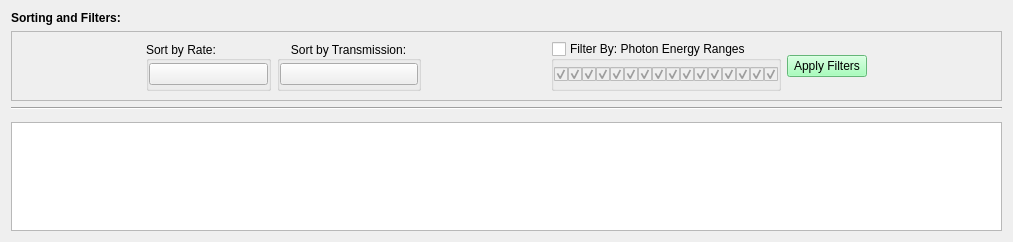
Qt form preemptive_requests.ui (pcdshub/pmps-ui) before a commit.
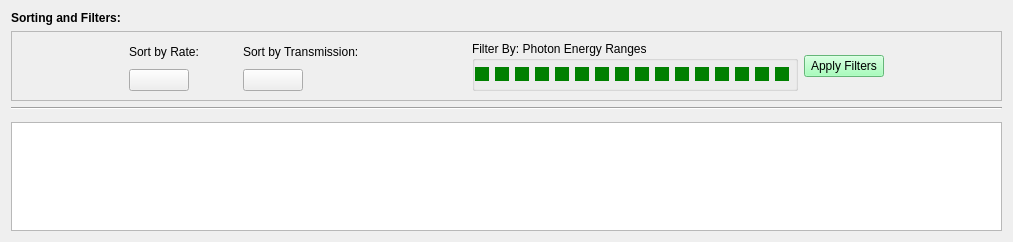
The same form after that commit. Custom widgets are drawn as their Qt base class.

Patch:
```diff
--- a/preemptive_requests.ui
+++ b/preemptive_requests.ui
@@ -41,8 +41,29 @@
      <property name="frameShadow">
       <enum>QFrame::Raised</enum>
      </property>
-     <layout class="QHBoxLayout" name="horizontalLayout_8" stretch="1,1,1,1,1,0,1">
+     <layout class="QHBoxLayout" name="horizontalLayout_8" stretch="0,0,0,0,0,0,0">
       <item>
+       <spacer name="horizontalSpacer">
+        <property name="orientation">
+         <enum>Qt::Horizontal</enum>
+        </property>
+        <property name="sizeHint" stdset="0">
+         <size>
+          <width>40</width>
+          <height>20</height>
+         </size>
+        </property>
+       </spacer>
+      </item>
+      <item>
+       <layout class="QGridLayout" name="gridLayout">
+        <property name="sizeConstraint">
+         <enum>QLayout::SetDefaultConstraint</enum>
+        </property>
+        <property name="leftMargin">
+         <number>0</number>
+        </property>
+        <item row="1" column="1">
        <spacer name="horizontalSpacer_2">
         <property name="orientation">
          <enum>Qt::Horizontal</enum>
@@ -55,37 +76,17 @@
         </property>
        </spacer>
       </item>
-      <item>
-       <widget class="QGroupBox" name="groupBox_2">
-        <property name="sizePolicy">
-         <sizepolicy hsizetype="Preferred" vsizetype="Preferred">
-          <horstretch>0</horstretch>
-          <verstretch>0</verstretch>
-         </sizepolicy>
-        </property>
-        <property name="title">
+        <item row="0" column="0" colspan="2">
+         <widget class="QLabel" name="label_2">
+          <property name="text">
          <string>Sort by Rate:</string>
         </property>
         <property name="alignment">
          <set>Qt::AlignLeading|Qt::AlignLeft|Qt::AlignVCenter</set>
         </property>
-        <layout class="QVBoxLayout" name="verticalLayout_3" stretch="0">
-         <property name="spacing">
-          <number>0</number>
-         </property>
-         <property name="leftMargin">
-          <number>0</number>
-         </property>
-         <property name="topMargin">
-          <number>0</number>
-         </property>
-         <property name="rightMargin">
-          <number>0</number>
-         </property>
-         <property name="bottomMargin">
-          <number>0</number>
-         </property>
-         <item>
+         </widget>
+        </item>
+        <item row="1" column="0">
           <widget class="QPushButton" name="sort_rate_button">
            <property name="sizePolicy">
             <sizepolicy hsizetype="Preferred" vsizetype="Fixed">
@@ -93,11 +94,19 @@
              <verstretch>0</verstretch>
             </sizepolicy>
            </property>
+          <property name="minimumSize">
+           <size>
+            <width>60</width>
+            <height>0</height>
+           </size>
+          </property>
            <property name="cursor">
             <cursorShape>ArrowCursor</cursorShape>
            </property>
            <property name="styleSheet">
-            <string notr="true"/>
+           <string notr="true">QPushButton:checked{	
+	background-color: rgb(239, 239, 239);
+}</string>
            </property>
            <property name="text">
             <string/>
@@ -117,45 +126,13 @@
           </widget>
          </item>
         </layout>
-       </widget>
       </item>
       <item>
-       <widget class="QGroupBox" name="groupBox">
-        <property name="sizePolicy">
-         <sizepolicy hsizetype="Minimum" vsizetype="Preferred">
-          <horstretch>0</horstretch>
-          <verstretch>0</verstretch>
-         </sizepolicy>
-        </property>
-        <property name="title">
-         <string>Sort by Transmission:</string>
-        </property>
-        <property name="alignment">
-         <set>Qt::AlignCenter</set>
-        </property>
-        <property name="checkable">
-         <bool>false</bool>
-        </property>
-        <property name="checked">
-         <bool>false</bool>
-        </property>
-        <layout class="QVBoxLayout" name="verticalLayout_4">
-         <property name="spacing">
-          <number>0</number>
-         </property>
+       <layout class="QGridLayout" name="gridLayout_2">
          <property name="leftMargin">
           <number>0</number>
          </property>
-         <property name="topMargin">
-          <number>0</number>
-         </property>
-         <property name="rightMargin">
-          <number>0</number>
-         </property>
-         <property name="bottomMargin">
-          <number>0</number>
-         </property>
-         <item>
+        <item row="1" column="0">
           <widget class="QPushButton" name="sort_transm_button">
            <property name="sizePolicy">
             <sizepolicy hsizetype="Preferred" vsizetype="Fixed">
@@ -163,6 +140,17 @@
              <verstretch>0</verstretch>
             </sizepolicy>
            </property>
+          <property name="minimumSize">
+           <size>
+            <width>60</width>
+            <height>0</height>
+           </size>
+          </property>
+          <property name="styleSheet">
+           <string notr="true">QPushButton:checked{	
+	background-color: rgb(239, 239, 239);
+}</string>
+          </property>
            <property name="text">
             <string/>
            </property>
@@ -174,11 +162,30 @@
            </property>
           </widget>
          </item>
-        </layout>
-       </widget>
+        <item row="0" column="0" colspan="2">
+         <widget class="QLabel" name="label_3">
+          <property name="text">
+           <string>Sort by Transmission:</string>
+          </property>
+         </widget>
+        </item>
+        <item row="1" column="1">
+         <spacer name="horizontalSpacer_4">
+          <property name="orientation">
+           <enum>Qt::Horizontal</enum>
+          </property>
+          <property name="sizeHint" stdset="0">
+           <size>
+            <width>40</width>
+            <height>20</height>
+           </size>
+          </property>
+         </spacer>
+        </item>
+       </layout>
       </item>
       <item>
-       <spacer name="horizontalSpacer">
+       <spacer name="horizontalSpacer_5">
         <property name="orientation">
          <enum>Qt::Horizontal</enum>
         </property>
@@ -199,7 +206,7 @@
          <string>Filter By: Photon Energy Ranges</string>
         </property>
         <property name="checkable">
-         <bool>true</bool>
+         <bool>false</bool>
         </property>
         <property name="checked">
          <bool>false</bool>
@@ -225,9 +232,17 @@
            <property name="enabled">
             <bool>true</bool>
            </property>
+           <property name="styleSheet">
+            <string notr="true">QCheckBox::indicator:unchecked {background-color: rgb(180, 180, 180); }
+
+QCheckBox::indicator::checked {background-color: green;}</string>
+           </property>
            <property name="text">
             <string/>
            </property>
+           <property name="checkable">
+            <bool>true</bool>
+           </property>
            <property name="checked">
             <bool>true</bool>
            </property>
@@ -238,9 +253,17 @@
            <property name="enabled">
             <bool>true</bool>
            </property>
+           <property name="styleSheet">
+            <string notr="true">QCheckBox::indicator:unchecked {background-color: rgb(180, 180, 180); }
+
+QCheckBox::indicator::checked {background-color: green;}</string>
+           </property>
            <property name="text">
             <string/>
            </property>
+           <property name="checkable">
+            <bool>true</bool>
+           </property>
            <property name="checked">
             <bool>true</bool>
            </property>
@@ -251,9 +274,17 @@
            <property name="enabled">
             <bool>true</bool>
            </property>
+           <property name="styleSheet">
+            <string notr="true">QCheckBox::indicator:unchecked {background-color: rgb(180, 180, 180); }
+
+QCheckBox::indicator::checked {background-color: green;}</string>
+           </property>
            <property name="text">
             <string/>
            </property>
+           <property name="checkable">
+            <bool>true</bool>
+           </property>
            <property name="checked">
             <bool>true</bool>
            </property>
@@ -264,9 +295,17 @@
            <property name="enabled">
             <bool>true</bool>
            </property>
+           <property name="styleSheet">
+            <string notr="true">QCheckBox::indicator:unchecked {background-color: rgb(180, 180, 180); }
+
+QCheckBox::indicator::checked {background-color: green;}</string>
+           </property>
            <property name="text">
             <string/>
            </property>
+           <property name="checkable">
+            <bool>true</bool>
+           </property>
            <property name="checked">
             <bool>true</bool>
            </property>
@@ -277,9 +316,17 @@
            <property name="enabled">
             <bool>true</bool>
            </property>
+           <property name="styleSheet">
+            <string notr="true">QCheckBox::indicator:unchecked {background-color: rgb(180, 180, 180); }
+
+QCheckBox::indicator::checked {background-color: green;}</string>
+           </property>
            <property name="text">
             <string/>
            </property>
+           <property name="checkable">
+            <bool>true</bool>
+           </property>
            <property name="checked">
             <bool>true</bool>
            </property>
@@ -290,9 +337,17 @@
            <property name="enabled">
             <bool>true</bool>
            </property>
+           <property name="styleSheet">
+            <string notr="true">QCheckBox::indicator:unchecked {background-color: rgb(180, 180, 180); }
+
+QCheckBox::indicator::checked {background-color: green;}</string>
+           </property>
            <property name="text">
             <string/>
            </property>
+           <property name="checkable">
+            <bool>true</bool>
+           </property>
            <property name="checked">
             <bool>true</bool>
            </property>
@@ -303,9 +358,17 @@
            <property name="enabled">
             <bool>true</bool>
            </property>
+           <property name="styleSheet">
+            <string notr="true">QCheckBox::indicator:unchecked {background-color: rgb(180, 180, 180); }
+
+QCheckBox::indicator::checked {background-color: green;}</string>
+           </property>
            <property name="text">
             <string/>
            </property>
+           <property name="checkable">
+            <bool>true</bool>
+           </property>
            <property name="checked">
             <bool>true</bool>
            </property>
@@ -316,9 +379,17 @@
            <property name="enabled">
             <bool>true</bool>
            </property>
+           <property name="styleSheet">
+            <string notr="true">QCheckBox::indicator:unchecked {background-color: rgb(180, 180, 180); }
+
+QCheckBox::indicator::checked {background-color: green;}</string>
+           </property>
            <property name="text">
             <string/>
            </property>
+           <property name="checkable">
+            <bool>true</bool>
+           </property>
            <property name="checked">
             <bool>true</bool>
            </property>
@@ -329,9 +400,17 @@
            <property name="enabled">
             <bool>true</bool>
            </property>
+           <property name="styleSheet">
+            <string notr="true">QCheckBox::indicator:unchecked {background-color: rgb(180, 180, 180); }
+
+QCheckBox::indicator::checked {background-color: green;}</string>
+           </property>
            <property name="text">
             <string/>
            </property>
+           <property name="checkable">
+            <bool>true</bool>
+           </property>
            <property name="checked">
             <bool>true</bool>
            </property>
@@ -342,9 +421,17 @@
            <property name="enabled">
             <bool>true</bool>
            </property>
+           <property name="styleSheet">
+            <string notr="true">QCheckBox::indicator:unchecked {background-color: rgb(180, 180, 180); }
+
+QCheckBox::indicator::checked {background-color: green;}</string>
+           </property>
            <property name="text">
             <string/>
            </property>
+           <property name="checkable">
+            <bool>true</bool>
+           </property>
            <property name="checked">
             <bool>true</bool>
            </property>
@@ -355,9 +442,17 @@
            <property name="enabled">
             <bool>true</bool>
            </property>
+           <property name="styleSheet">
+            <string notr="true">QCheckBox::indicator:unchecked {background-color: rgb(180, 180, 180); }
+
+QCheckBox::indicator::checked {background-color: green;}</string>
+           </property>
            <property name="text">
             <string/>
            </property>
+           <property name="checkable">
+            <bool>true</bool>
+           </property>
            <property name="checked">
             <bool>true</bool>
            </property>
@@ -368,9 +463,17 @@
            <property name="enabled">
             <bool>true</bool>
            </property>
+           <property name="styleSheet">
+            <string notr="true">QCheckBox::indicator:unchecked {background-color: rgb(180, 180, 180); }
+
+QCheckBox::indicator::checked {background-color: green;}</string>
+           </property>
            <property name="text">
             <string/>
            </property>
+           <property name="checkable">
+            <bool>true</bool>
+           </property>
            <property name="checked">
             <bool>true</bool>
            </property>
@@ -381,9 +484,17 @@
            <property name="enabled">
             <bool>true</bool>
            </property>
+           <property name="styleSheet">
+            <string notr="true">QCheckBox::indicator:unchecked {background-color: rgb(180, 180, 180); }
+
+QCheckBox::indicator::checked {background-color: green;}</string>
+           </property>
            <property name="text">
             <string/>
            </property>
+           <property name="checkable">
+            <bool>true</bool>
+           </property>
            <property name="checked">
             <bool>true</bool>
            </property>
@@ -394,9 +505,17 @@
            <property name="enabled">
             <bool>true</bool>
            </property>
+           <property name="styleSheet">
+            <string notr="true">QCheckBox::indicator:unchecked {background-color: rgb(180, 180, 180); }
+
+QCheckBox::indicator::checked {background-color: green;}</string>
+           </property>
            <property name="text">
             <string/>
            </property>
+           <property name="checkable">
+            <bool>true</bool>
+           </property>
            <property name="checked">
             <bool>true</bool>
            </property>
@@ -407,9 +526,17 @@
            <property name="enabled">
             <bool>true</bool>
            </property>
+           <property name="styleSheet">
+            <string notr="true">QCheckBox::indicator:unchecked {background-color: rgb(180, 180, 180); }
+
+QCheckBox::indicator::checked {background-color: green;}</string>
+           </property>
            <property name="text">
             <string/>
            </property>
+           <property name="checkable">
+            <bool>true</bool>
+           </property>
            <property name="checked">
             <bool>true</bool>
            </property>
@@ -420,9 +547,17 @@
            <property name="enabled">
             <bool>true</bool>
            </property>
+           <property name="styleSheet">
+            <string notr="true">QCheckBox::indicator:unchecked {background-color: rgb(180, 180, 180); }
+
+QCheckBox::indicator::checked {background-color: green;}</string>
+           </property>
            <property name="text">
             <string/>
            </property>
+           <property name="checkable">
+            <bool>true</bool>
+           </property>
            <property name="checked">
             <bool>true</bool>
            </property>
```
Left out of the diff: 48 changed lines with no effect on the pictures. Lines whose indentation alone changed are shown as unchanged.
